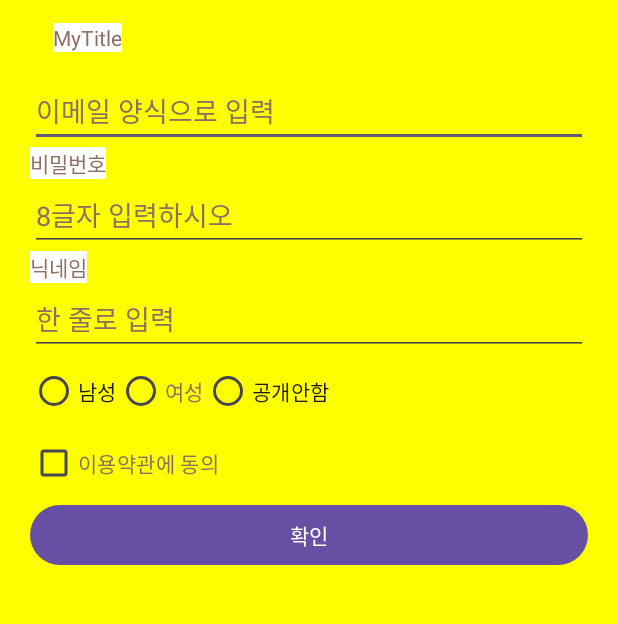
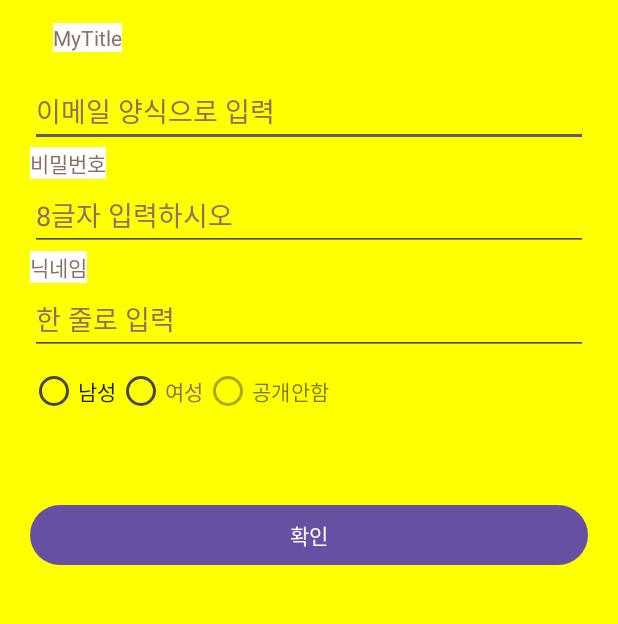
Before and after one commit to msm031/Signup1, an Android app: the screen it shows after launch (MainActivity), on a phone screen of 412 x 824 dp, the part 210-834 px from its top. Run offline under Robolectric (Android 15) with nearby library versions, the phone set to English and light mode, and no system bars.

Commit message:
enabled : 클릭불가 visibility 체험

```diff
--- a/app/src/main/res/layout/activity_main.xml
+++ b/app/src/main/res/layout/activity_main.xml
@@ -110,15 +110,15 @@
         <RadioButton
             android:layout_width="wrap_content"
             android:layout_height="wrap_content"
+            android:enabled="false"
             android:text="@string/공개안함"
             tools:ignore="TextContrastCheck" />
-
-
 
 
     </RadioGroup>
 
     <CheckBox
+        android:visibility="invisible"
         android:layout_width="wrap_content"
         android:layout_height="wrap_content"
         android:checked="false"
```
